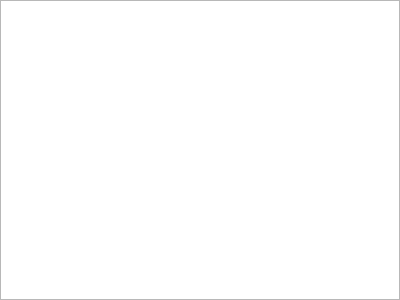
Before: the Qt Designer form source/client/desktop/management/router_clients_widget.ui in dchapyshev/aspia, drawn with Qt 5.
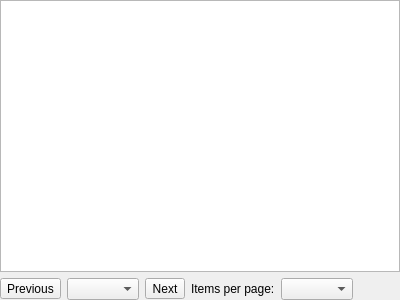
After: the same form once the commit is applied. Icons and pictures are not drawn. Custom widgets are drawn as their Qt base class.

Commit message: Implement pagination for clients list.

Patch:
```diff
--- a/source/client/desktop/management/router_clients_widget.ui
+++ b/source/client/desktop/management/router_clients_widget.ui
@@ -45,8 +45,73 @@
      </property>
     </widget>
    </item>
+   <item>
+    <layout class="QHBoxLayout" name="layout_clients_pagination">
+     <item>
+      <widget class="IconTextButton" name="button_clients_prev">
+       <property name="toolTip">
+        <string>Previous page</string>
+       </property>
+       <property name="text">
+        <string>Previous</string>
+       </property>
+       <property name="icon">
+        <iconset resource="../../../common/resources/common.qrc">
+         <normaloff>:/img/arrow-left.svg</normaloff>:/img/arrow-left.svg</iconset>
+       </property>
+      </widget>
+     </item>
+     <item>
+      <widget class="QComboBox" name="combo_clients_page"/>
+     </item>
+     <item>
+      <widget class="IconTextButton" name="button_clients_next">
+       <property name="toolTip">
+        <string>Next page</string>
+       </property>
+       <property name="text">
+        <string>Next</string>
+       </property>
+       <property name="icon">
+        <iconset resource="../../../common/resources/common.qrc">
+         <normaloff>:/img/arrow-right.svg</normaloff>:/img/arrow-right.svg</iconset>
+       </property>
+      </widget>
+     </item>
+     <item>
+      <widget class="QLabel" name="label_clients_page_size">
+       <property name="text">
+        <string>Items per page:</string>
+       </property>
+      </widget>
+     </item>
+     <item>
+      <widget class="QComboBox" name="combo_clients_page_size"/>
+     </item>
+     <item>
+      <spacer name="spacer_clients_pagination">
+       <property name="orientation">
+        <enum>Qt::Orientation::Horizontal</enum>
+       </property>
+       <property name="sizeHint" stdset="0">
+        <size>
+         <width>40</width>
+         <height>20</height>
+        </size>
+       </property>
+      </spacer>
+     </item>
+    </layout>
+   </item>
   </layout>
  </widget>
+ <customwidgets>
+  <customwidget>
+   <class>IconTextButton</class>
+   <extends>QToolButton</extends>
+   <header>common/desktop/icon_text_button.h</header>
+  </customwidget>
+ </customwidgets>
  <resources>
   <include location="../../../common/resources/common.qrc"/>
  </resources>
```
The commit also changes 9 other files.
